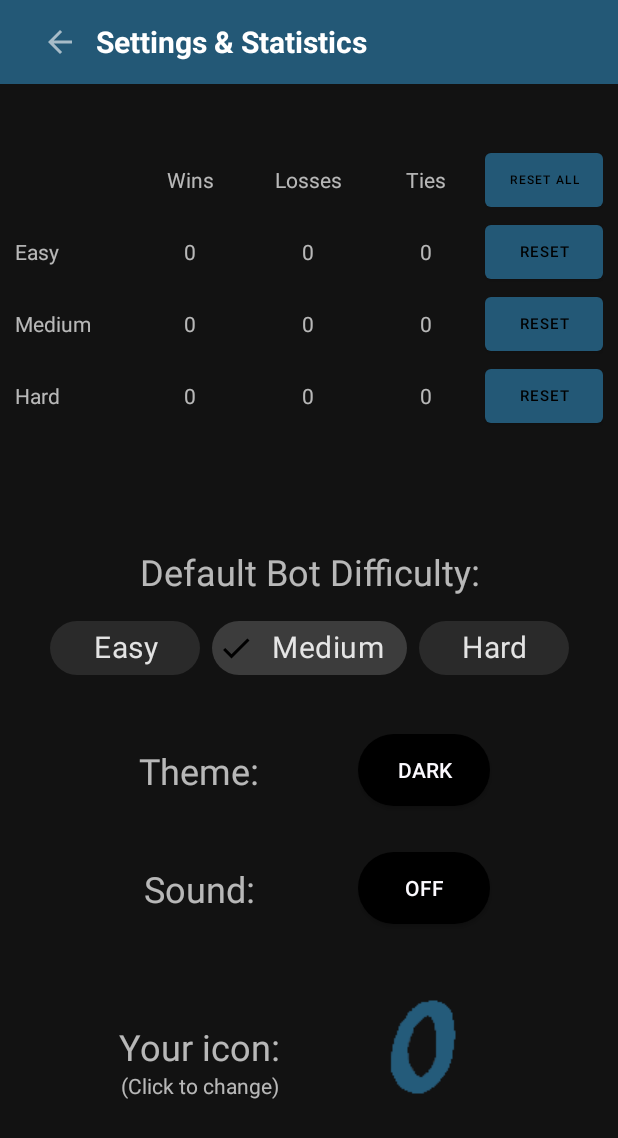
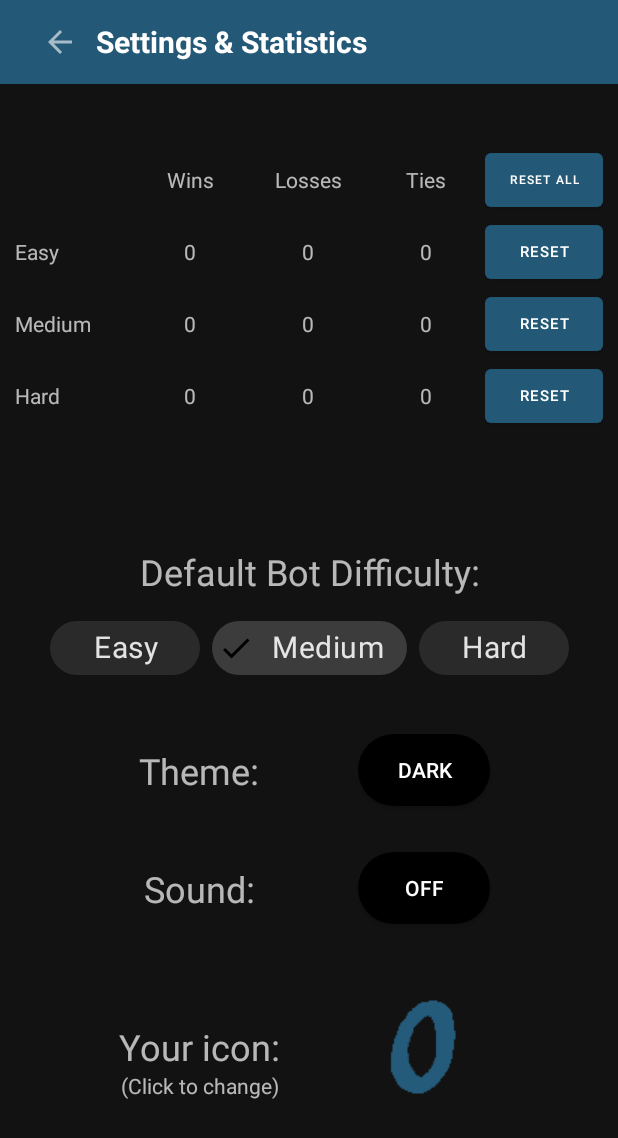
Before and after one commit to Danx3mer/Mobile-TicTacToe, an Android app: the screen it shows after launch (MainActivity), after a tap on "Used to go to the settings screen.", on a phone screen of 412 x 824 dp. Shown: the top 1138 px of the screen. Run offline under Robolectric (Android 15) with nearby library versions, the phone set to English and light mode, and no system bars; 2 other taps on this screen came first.

Commit message:
Commit 60.1: Minor bug fixes and polishes

```diff
--- a/app/build.gradle
+++ b/app/build.gradle
@@ -10,8 +10,8 @@ android {
         applicationId "kt.game.tictactoe"
         minSdk 27
         targetSdk 32
-        versionCode 12
-        versionName "0.9"
+        versionCode 17
+        versionName "0.9.4"
 
         testInstrumentationRunner "androidx.test.runner.AndroidJUnitRunner"
     }
--- a/app/src/main/java/kt/game/tictactoe/MainActivity.kt
+++ b/app/src/main/java/kt/game/tictactoe/MainActivity.kt
@@ -20,6 +20,7 @@ enum class Difficulty{None, Easy, Medium, Hard}
 private var mediaPlayer: MediaPlayer? = null
 var currentToast: Toast? = null
 lateinit var dataTracker: MainActivity.DataTracker
+val pvpActivityMain = 1
 
 fun playSound(resource: Int, context: Context) {
     if(!settings.soundOn) return
@@ -52,14 +53,15 @@ class MainActivity : AppCompatActivity() {
             true -> AppCompatDelegate.MODE_NIGHT_YES
         })
         if(dataTracker.currentScreen == R.layout.settings) {
+            engine = Engine(this)
             this.setScreenSettings(null)
         }
         else {
+            engine = Engine(this)
             setContentView(R.layout.title_screen)
             dataTracker = DataTracker(R.layout.title_screen)
         }
         detector = GestureDetectorCompat(this,GestureListener())
-        engine = Engine(this)
     }
 
     override fun onStop() {
@@ -120,13 +122,18 @@ class MainActivity : AppCompatActivity() {
 
             if(replaceLastScreen) pastScreen = when(newScreen) {
                 R.layout.activity_main -> R.layout.title_screen
+                pvpActivityMain -> R.layout.title_screen
                 R.layout.title_screen -> R.layout.title_screen
                 else -> this.currentScreen
             }
-            this.currentScreen = newScreen
-            setContentView(newScreen)
+            if(newScreen != pvpActivityMain)
+                this.currentScreen = newScreen
+            else this.currentScreen = R.layout.activity_main
 
-            if(newScreen == R.layout.activity_main && restartGame) restartGame()
+            setContentView(this.currentScreen)
+
+            if(newScreen == pvpActivityMain) engine.currentDifficulty = Difficulty.None
+            if((newScreen == R.layout.activity_main && restartGame) || newScreen == pvpActivityMain) restartGame()
         }
     }
 
--- a/app/src/main/res/layout/activity_main.xml
+++ b/app/src/main/res/layout/activity_main.xml
@@ -315,7 +315,6 @@
             android:padding="10dp"
             android:text="@string/Wins_colon"
             android:textAlignment="center"
-            android:textColor="@color/white"
             android:textSize="16sp"
             tools:layout_editor_absoluteX="150dp"
             tools:layout_editor_absoluteY="694dp" />
@@ -329,7 +328,6 @@
             android:padding="10dp"
             android:text="@string/Ties_colon"
             android:textAlignment="center"
-            android:textColor="@color/white"
             android:textSize="16sp"
             tools:ignore="RtlCompat"
             tools:layout_editor_absoluteX="25dp"
@@ -344,7 +342,6 @@
             android:padding="10dp"
             android:text="@string/Losses_colon"
             android:textAlignment="center"
-            android:textColor="@color/white"
             android:textSize="16sp"
             tools:ignore="RtlCompat"
             tools:layout_editor_absoluteX="260dp"
--- a/app/src/main/res/layout/settings.xml
+++ b/app/src/main/res/layout/settings.xml
@@ -161,6 +161,7 @@
         android:soundEffectsEnabled="true"
         android:textOff="@string/Off"
         android:textOn="@string/On"
+        android:textColor="@color/white"
         android:theme="@style/Theme.Material3.DynamicColors.Dark"
         app:layout_constraintBottom_toTopOf="@+id/ib_usricon"
         app:layout_constraintEnd_toEndOf="@+id/ib_usricon"
@@ -192,6 +193,7 @@
         android:soundEffectsEnabled="true"
         android:textOff="@string/Light"
         android:textOn="@string/Dark"
+        android:textColor="@color/white"
         android:theme="@style/Theme.Material3.DynamicColors.Dark"
         app:layout_constraintBottom_toTopOf="@+id/tb_sound"
         app:layout_constraintEnd_toEndOf="@+id/ib_usricon"
@@ -280,6 +282,7 @@
                 android:layout_weight="4"
                 android:contentDescription="@string/cd_reset_all"
                 android:onClick="resetStats"
+                android:textColor="@color/white"
                 android:text="@string/Reset_all"
                 android:textSize="8sp" />
         </TableRow>
@@ -339,6 +342,7 @@
                 android:layout_weight="4"
                 android:contentDescription="@string/cd_reset_easy"
                 android:onClick="resetStats"
+                android:textColor="@color/white"
                 android:text="@string/Reset"
                 android:textSize="10sp" />
         </TableRow>
@@ -398,6 +402,7 @@
                 android:layout_weight="4"
                 android:contentDescription="@string/cd_reset_medium"
                 android:onClick="resetStats"
+                android:textColor="@color/white"
                 android:text="@string/Reset"
                 android:textSize="10sp" />
         </TableRow>
@@ -457,6 +462,7 @@
                 android:layout_weight="4"
                 android:contentDescription="@string/cd_reset_hard"
                 android:onClick="resetStats"
+                android:textColor="@color/white"
                 android:text="@string/Reset"
                 android:textSize="10sp" />
         </TableRow>
--- a/app/src/main/res/values/strings.xml
+++ b/app/src/main/res/values/strings.xml
@@ -1,6 +1,6 @@
 <resources>
-    <string name="app_name">Tic Tac Toe Open Test V0.9.1</string>
-    <string name="version">Version: Open Test 0.9.1</string>
+    <string name="app_name">Tic Tac Toe Open Beta V0.9.4</string>
+    <string name="version">Version: Open Beta 0.9.4</string>
     <string name="developer">Developer: Daniel Manita</string>
     <string name="email">Email: danielthedev5@gmail.com</string>
 
```
Also changed, not shown: app/src/main/java/kt/game/tictactoe/Settings.kt (+7 -3 lines), app/src/main/res/drawable/tie.png.
